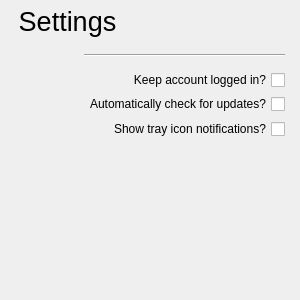
First picture: the form in widgets/secondary/settingswidget.ui, repository leafo/itchio-app-old, before the edit.
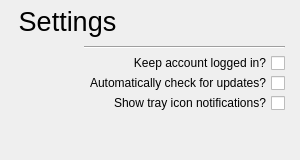
Second picture: the form after the edit.

Commit message: Resized settings widget.

```diff
--- a/widgets/secondary/settingswidget.ui
+++ b/widgets/secondary/settingswidget.ui
@@ -7,7 +7,7 @@
     <x>0</x>
     <y>0</y>
     <width>300</width>
-    <height>300</height>
+    <height>160</height>
    </rect>
   </property>
   <property name="sizePolicy">
@@ -19,7 +19,7 @@
   <property name="minimumSize">
    <size>
     <width>300</width>
-    <height>300</height>
+    <height>160</height>
    </size>
   </property>
   <property name="windowTitle">
@@ -46,19 +46,6 @@
    </property>
    <item row="0" column="0">
     <layout class="QGridLayout" name="settingsLayout">
-     <item row="6" column="0">
-      <spacer name="vs5">
-       <property name="orientation">
-        <enum>Qt::Vertical</enum>
-       </property>
-       <property name="sizeHint" stdset="0">
-        <size>
-         <width>20</width>
-         <height>20</height>
-        </size>
-       </property>
-      </spacer>
-     </item>
      <item row="4" column="1" colspan="2" alignment="Qt::AlignLeft|Qt::AlignVCenter">
       <widget class="QCheckBox" name="showTrayNotificationsBox">
        <property name="sizePolicy">
@@ -116,6 +103,9 @@
        <property name="orientation">
         <enum>Qt::Vertical</enum>
        </property>
+       <property name="sizeType">
+        <enum>QSizePolicy::Fixed</enum>
+       </property>
        <property name="sizeHint" stdset="0">
         <size>
          <width>20</width>
@@ -142,6 +132,9 @@
        <property name="orientation">
         <enum>Qt::Vertical</enum>
        </property>
+       <property name="sizeType">
+        <enum>QSizePolicy::Fixed</enum>
+       </property>
        <property name="sizeHint" stdset="0">
         <size>
          <width>20</width>
@@ -155,6 +148,9 @@
        <property name="orientation">
         <enum>Qt::Vertical</enum>
        </property>
+       <property name="sizeType">
+        <enum>QSizePolicy::Fixed</enum>
+       </property>
        <property name="sizeHint" stdset="0">
         <size>
          <width>20</width>
@@ -185,19 +181,6 @@
        </property>
       </widget>
      </item>
-     <item row="5" column="0">
-      <spacer name="vs4">
-       <property name="orientation">
-        <enum>Qt::Vertical</enum>
-       </property>
-       <property name="sizeHint" stdset="0">
-        <size>
-         <width>20</width>
-         <height>20</height>
-        </size>
-       </property>
-      </spacer>
-     </item>
      <item row="3" column="1" colspan="2" alignment="Qt::AlignLeft|Qt::AlignVCenter">
       <widget class="QCheckBox" name="automaticallyCheckForUpdatesBox">
        <property name="sizePolicy">
@@ -214,49 +197,13 @@
        </property>
       </widget>
      </item>
-     <item row="9" column="0">
-      <spacer name="vs8">
-       <property name="orientation">
-        <enum>Qt::Vertical</enum>
-       </property>
-       <property name="sizeHint" stdset="0">
-        <size>
-         <width>20</width>
-         <height>20</height>
-        </size>
-       </property>
-      </spacer>
-     </item>
-     <item row="7" column="0">
+     <item row="5" column="0">
       <spacer name="vs6">
        <property name="orientation">
         <enum>Qt::Vertical</enum>
        </property>
-       <property name="sizeHint" stdset="0">
-        <size>
-         <width>20</width>
-         <height>20</height>
-        </size>
-       </property>
-      </spacer>
-     </item>
-     <item row="8" column="0">
-      <spacer name="vs7">
-       <property name="orientation">
-        <enum>Qt::Vertical</enum>
-       </property>
-       <property name="sizeHint" stdset="0">
-        <size>
-         <width>20</width>
-         <height>20</height>
-        </size>
-       </property>
-      </spacer>
-     </item>
-     <item row="10" column="0">
-      <spacer name="vs9">
-       <property name="orientation">
-        <enum>Qt::Vertical</enum>
+       <property name="sizeType">
+        <enum>QSizePolicy::Expanding</enum>
        </property>
        <property name="sizeHint" stdset="0">
         <size>
@@ -271,10 +218,13 @@
        <property name="orientation">
         <enum>Qt::Vertical</enum>
        </property>
+       <property name="sizeType">
+        <enum>QSizePolicy::Fixed</enum>
+       </property>
        <property name="sizeHint" stdset="0">
         <size>
          <width>5</width>
-         <height>5</height>
+         <height>10</height>
         </size>
        </property>
       </spacer>
```
